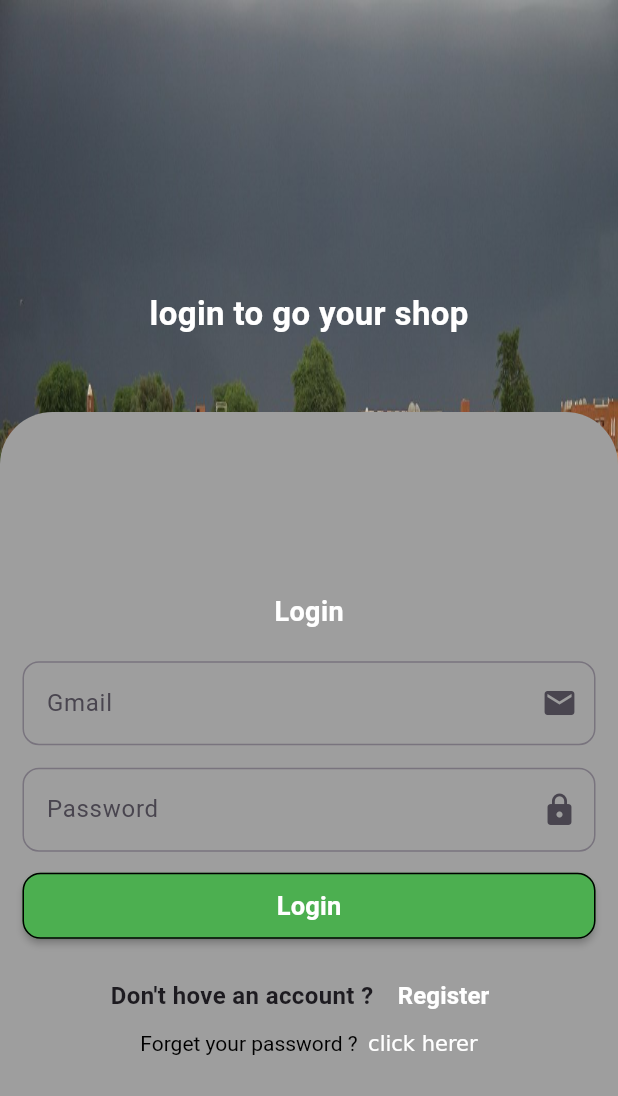
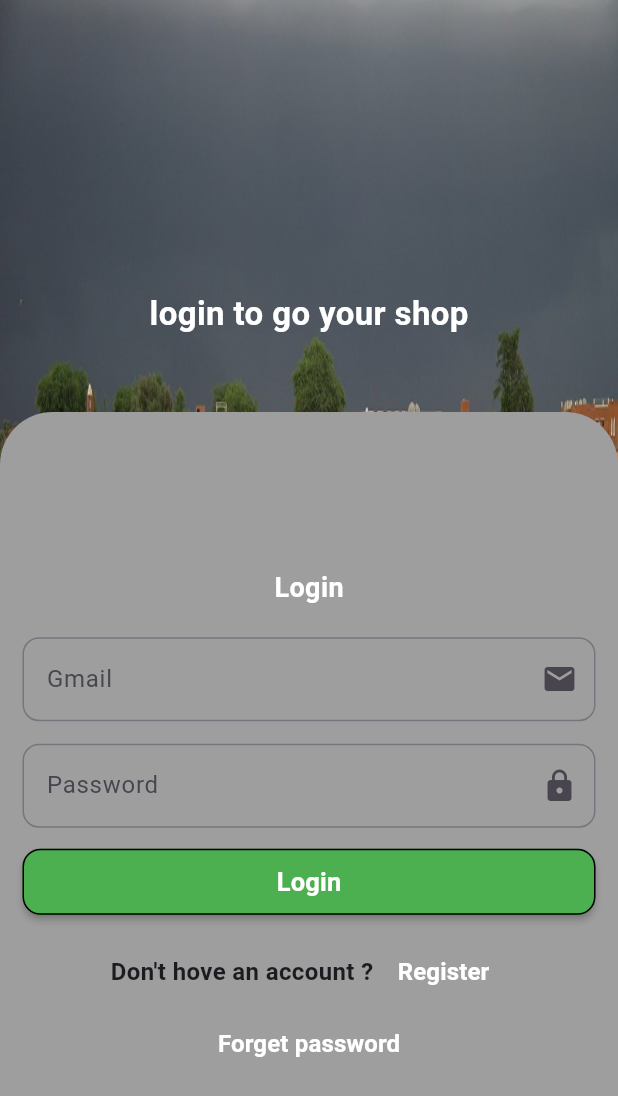
Before and after one commit to lbarsidati22/ecommerce_api, a Flutter app: the screen it shows after launch, on a phone screen of 412 x 824 dp. Shown: the top 1096 px of the screen. Run offline on Flutter 3.47's test engine with Material 3 defaults, Android fonts, the phone set to English and light mode, and no system bars; our stand-ins replace bloc, flutter_bloc.

Commit message:
first login done

```diff
--- a/lib/modules/auth/login_screen.dart
+++ b/lib/modules/auth/login_screen.dart
@@ -174,19 +174,20 @@ class LoginScreen extends StatelessWidget {
                                         fontWeight: FontWeight.bold,
                                       ),
                                     ),
-                                  )
+                                  ),
                                 ],
                               ),
-                              RichText(
-                                  text: TextSpan(children: [
-                                TextSpan(
-                                  text: 'Forget your password ?  ',
+                              TextButton(
+                                onPressed: () {},
+                                child: Text(
+                                  'Forget password',
                                   style: TextStyle(
-                                    color: Colors.black,
+                                    fontSize: 16,
+                                    color: Colors.white,
+                                    fontWeight: FontWeight.bold,
                                   ),
                                 ),
-                                TextSpan(text: 'click herer'),
-                              ]))
+                              ),
                             ],
                           ),
                         ),
```
